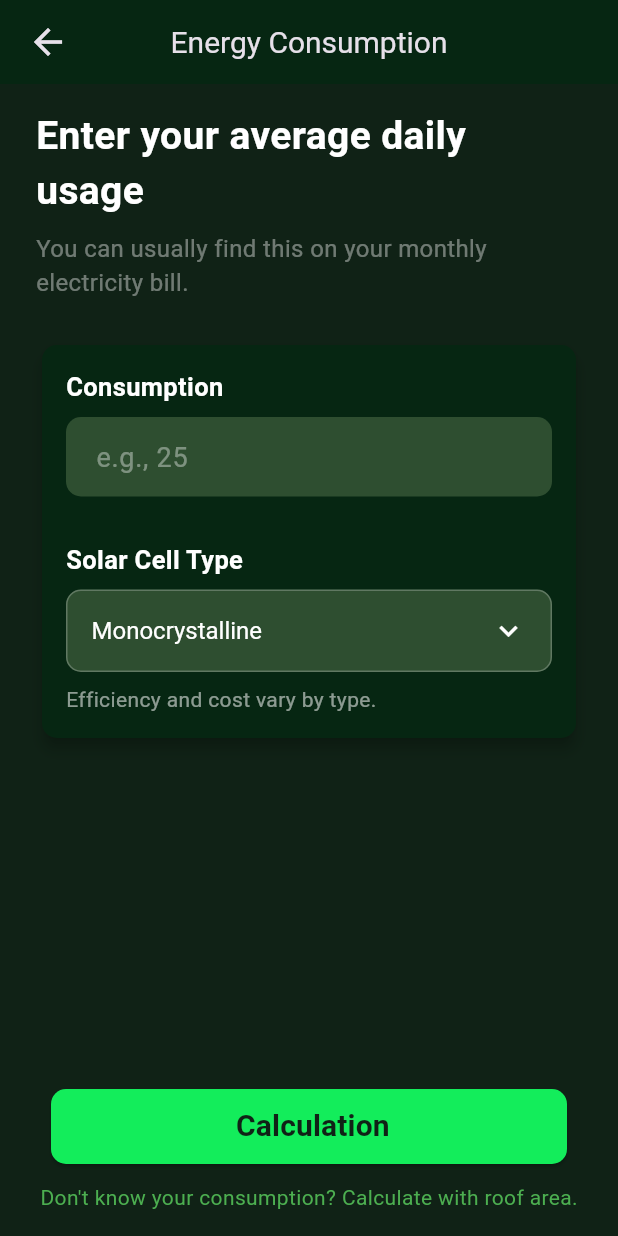
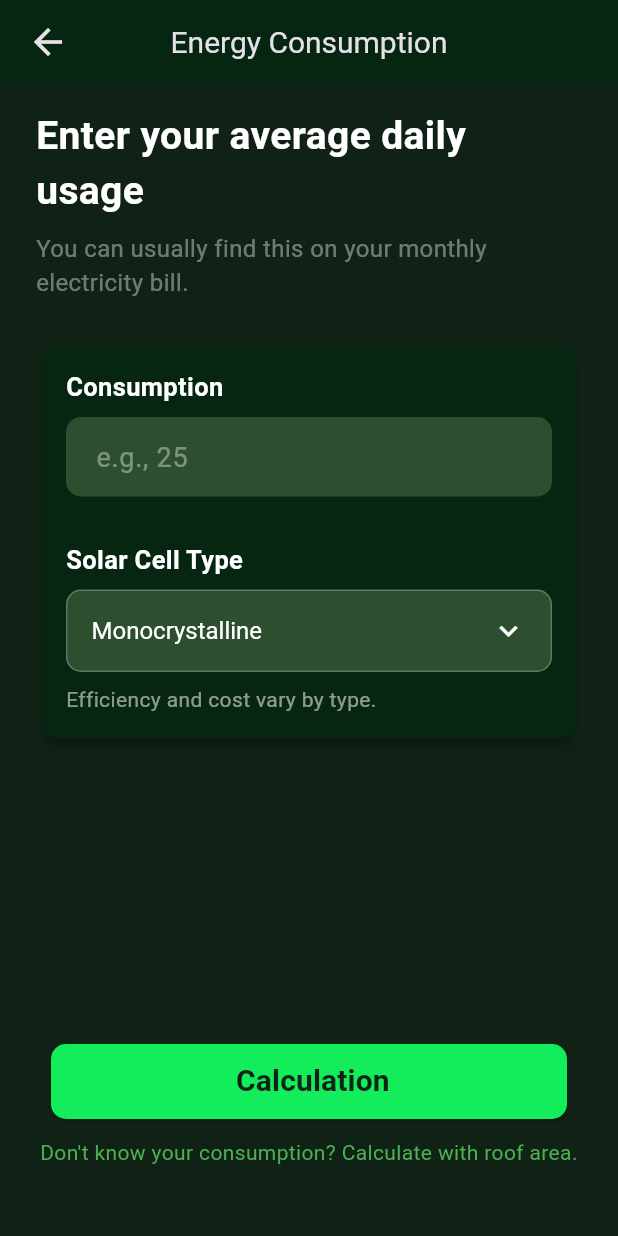
Before and after one commit to ELSAYED265/SolarCalculator, a Flutter app: the ConsumptionInput screen opened by its route, on a phone screen of 412 x 824 dp. Run offline on Flutter 3.47's test engine with Material 3 defaults, Android fonts, the phone set to English and light mode, and no system bars; our stand-ins replace flutter_bloc, font_awesome_flutter, go_router.

Commit message:
finsh ui

```diff
--- /dev/null
+++ b/lib/controller/Bloc/home_page_cubit.dart
@@ -0,0 +1,17 @@
+import 'package:flutter_bloc/flutter_bloc.dart';
+import 'package:meta/meta.dart';
+
+part 'home_page_state.dart';
+
+class HomePageCubit extends Cubit<HomePageState> {
+  int? selectedIndex; // 1 أو 2
+  int? direction; // 1 أو 2 للاستخدام لاحقًا في التنقل
+
+  HomePageCubit() : super(HomePageInitial());
+
+  void chooseItem(int index) {
+    selectedIndex = index;
+    direction = index;
+    emit(HomePageChange(selectedIndex!));
+  }
+}
--- /dev/null
+++ b/lib/controller/Bloc/home_page_state.dart
@@ -0,0 +1,18 @@
+part of 'home_page_cubit.dart';
+
+@immutable
+sealed class HomePageState {}
+
+final class HomePageInitial extends HomePageState {
+  final bool isSelected;
+  HomePageInitial({this.isSelected = false});
+}
+
+final class HomePageUnChange extends HomePageState {
+  HomePageUnChange();
+}
+
+final class HomePageChange extends HomePageState {
+  final int isSelected;
+  HomePageChange(this.isSelected);
+}
--- a/lib/core/const/appRoute.dart
+++ b/lib/core/const/appRoute.dart
@@ -1,6 +1,6 @@
 import 'package:go_router/go_router.dart';
 import 'package:solar_calculator_app/view/screen/Area_input.dart';
-import 'package:solar_calculator_app/view/screen/CalculationResult.dart';
+import 'package:solar_calculator_app/view/screen/ConsumptionResult.dart';
 import 'package:solar_calculator_app/view/screen/ConsumptionInput.dart';
 import 'package:solar_calculator_app/view/screen/home_page.dart';
 import 'package:solar_calculator_app/view/screen/AreaResult.dart';
@@ -8,6 +8,9 @@ import 'package:solar_calculator_app/view/screen/AreaResult.dart';
 class AppRoute {
   static const String home = '/home';
   static const String consumptionInput = '/consumptionInput';
+  static const String consumptionResult = '/consumptionResult';
+  static const String Areainput = '/Areainput';
+  static const String Arearesult = '/Arearesult';
 
   static final GoRouter router = GoRouter(
     routes: [
@@ -16,6 +19,12 @@ class AppRoute {
         path: consumptionInput,
         builder: (context, state) => ConsumptionInput(),
       ),
+      GoRoute(
+        path: consumptionResult,
+        builder: (context, state) => ConsumptionResult(),
+      ),
+      GoRoute(path: Areainput, builder: (context, state) => AreaInput()),
+      GoRoute(path: Arearesult, builder: (context, state) => AreaResult()),
     ],
   );
 }
--- a/lib/view/screen/ConsumptionInput.dart
+++ b/lib/view/screen/ConsumptionInput.dart
@@ -1,5 +1,7 @@
 import 'package:flutter/material.dart';
+import 'package:go_router/go_router.dart';
 import 'package:solar_calculator_app/core/const/appColor.dart';
+import 'package:solar_calculator_app/core/const/appRoute.dart';
 import 'package:solar_calculator_app/view/widget/ConsumptionIputWidget/CustomCardConsumption.dart';
 import 'package:solar_calculator_app/view/widget/GenralWidget/CustomAppBar.dart';
 import 'package:solar_calculator_app/view/widget/GenralWidget/CustomButton.dart';
@@ -19,35 +21,53 @@ class _ConsumptionInputState extends State<ConsumptionInput> {
     return Directionality(
       textDirection: TextDirection.ltr,
       child: Scaffold(
+        resizeToAvoidBottomInset: true, // يتأثر بالكيبورد
         backgroundColor: AppColor.primaryColor,
         appBar: CustomAppBar(title: "Energy Consumption"),
         body: Padding(
-          padding: EdgeInsets.symmetric(horizontal: 24, vertical: 16),
+          padding: const EdgeInsets.symmetric(horizontal: 24, vertical: 16),
+          child: SingleChildScrollView(
+            // المسافة اللي تحت تتأقلم مع ارتفاع الكيبورد
+            padding: EdgeInsets.only(
+              bottom: MediaQuery.of(context).viewInsets.bottom + 24,
+            ),
             child: Column(
+              crossAxisAlignment: CrossAxisAlignment.center,
               children: [
                 const Text(
                   'Enter your average daily usage',
                   style: AppTextStyle.textStyle26,
                 ),
                 const SizedBox(height: 8),
-              // الوصف
                 Text(
                   'You can usually find this on your monthly electricity bill.',
                   style: AppTextStyle.textStyle16,
                 ),
                 const SizedBox(height: 26),
-              CustomCardConsumption(),
-              const Spacer(),
-              CustomButton(text: " Calculation", onPressed: () {}),
+
+                // الكارد اللي فيه TextFormField
+                const CustomCardConsumption(),
+
+                const SizedBox(height: 200),
+
+                CustomButton(
+                  text: " Calculation",
+                  onPressed: () {
+                    GoRouter.of(context).push(AppRoute.consumptionResult);
+                  },
+                ),
                 const SizedBox(height: 12),
+
                 Text(
                   'Don\'t know your consumption? Calculate with roof area.',
+                  textAlign: TextAlign.center,
                   style: TextStyle(color: AppColor.brightColor, fontSize: 14),
                 ),
               ],
             ),
           ),
         ),
+      ),
     );
   }
 }
--- a/lib/view/screen/CalculationResult.dart
+++ b/lib/view/screen/ConsumptionResult.dart
@@ -9,8 +9,8 @@ import '../widget/ConsumptionResult/customButtonConsumptionResult.dart';
 import '../widget/GenralWidget/ResultInfoCard.dart';
 import '../widget/resultArea/CustomButtonResultArea.dart';
 
-class CalculationResult extends StatelessWidget {
-  const CalculationResult({super.key});
+class ConsumptionResult extends StatelessWidget {
+  const ConsumptionResult({super.key});
 
   @override
   Widget build(BuildContext context) {
```
Also changed, not shown: lib/main.dart (+10 -2 lines), lib/view/screen/Area_input.dart (+8 -1 lines), lib/view/screen/home_page.dart (+40 -10 lines), lib/view/widget/HomePageWidge/HomePageSelectionCard.dart (+6 -1 lines), lib/view/widget/HomePageWidge/SnackBar.dart (added, +21 -0 lines). Lines whose indentation alone changed are shown as unchanged.
